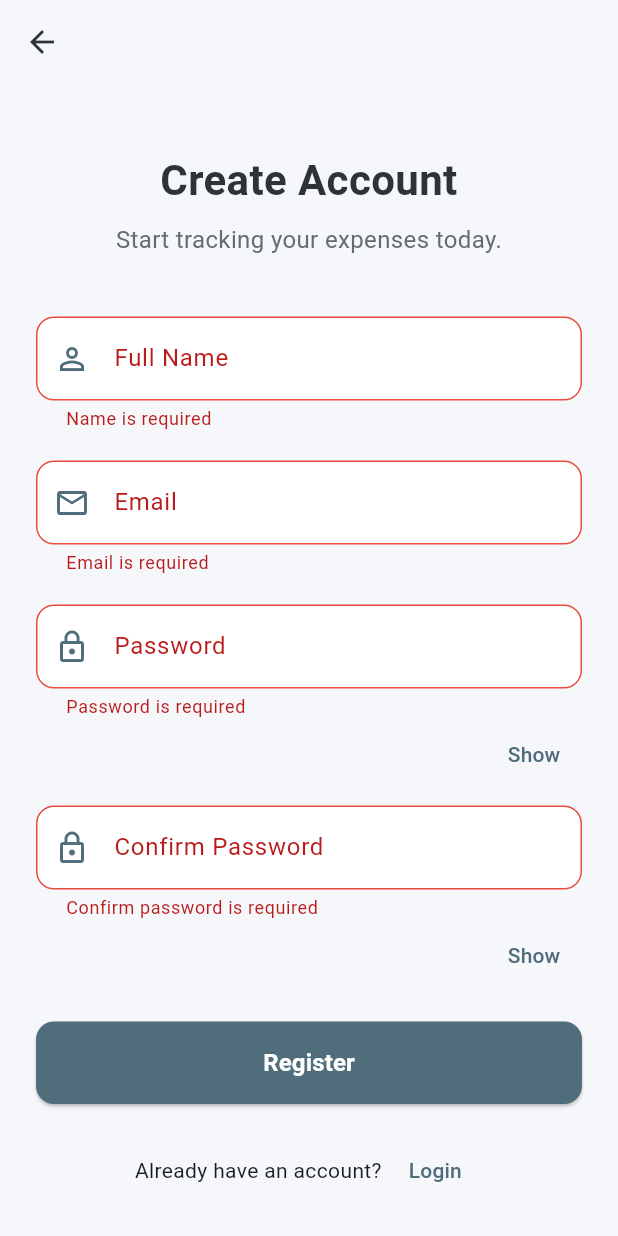
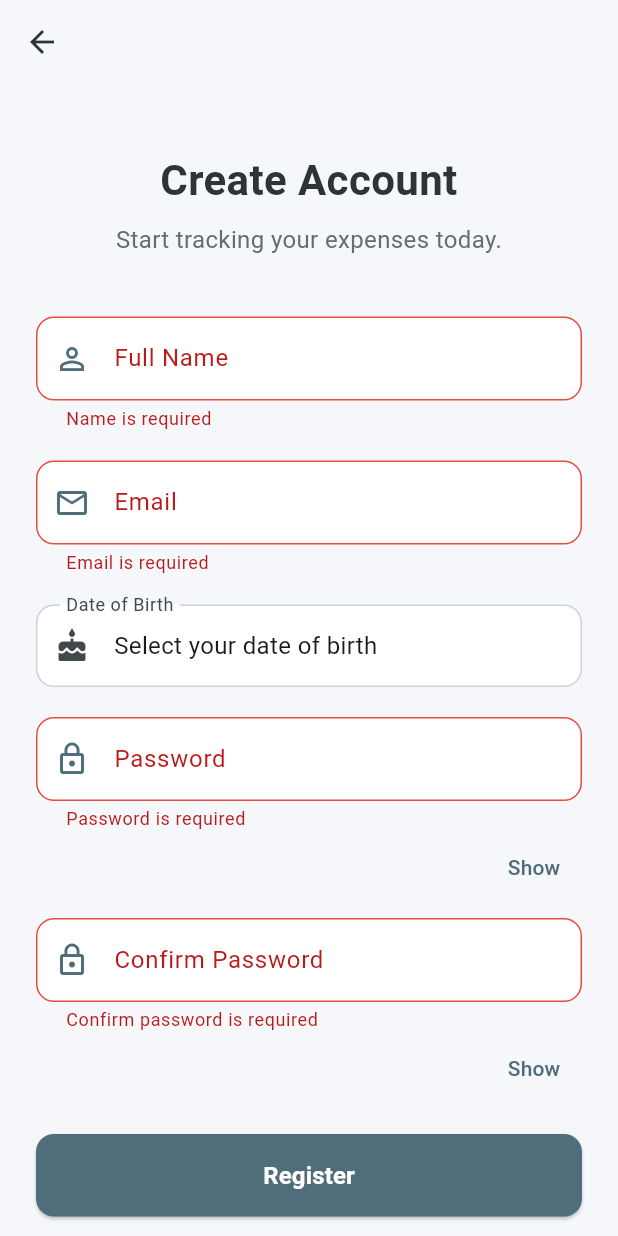
Before and after one commit to anukarki00011/ExpenseTracker, a Flutter app: the RegisterScreen screen opened by its route, after a tap on "Register", on a phone screen of 412 x 824 dp. Run offline on Flutter 3.47's test engine with Material 3 defaults, Android fonts, the phone set to English and light mode, and no system bars; our stand-ins replace cloud_firestore, firebase_auth, firebase_core, fl_chart; accounts and stored records are empty.

Commit message:
add regsitartion features

```diff
--- a/lib/models/user_model.dart
+++ b/lib/models/user_model.dart
@@ -5,12 +5,14 @@ class UserModel {
   final String name;
   final String email;
   final DateTime createdAt;
+  final DateTime? dob; // <-- added
 
   UserModel({
     required this.uid,
     required this.name,
     required this.email,
     required this.createdAt,
+    this.dob,
   });
 
   Map<String, dynamic> toMap() {
@@ -19,6 +21,7 @@ class UserModel {
       'name': name,
       'email': email,
       'createdAt': Timestamp.fromDate(createdAt),
+      'dob': dob != null ? Timestamp.fromDate(dob!) : null,
     };
   }
 
@@ -28,6 +31,17 @@ class UserModel {
       name: map['name'] ?? '',
       email: map['email'] ?? '',
       createdAt: _parseDate(map['createdAt']),
+      dob: map['dob'] != null ? _parseDate(map['dob']) : null,
+    );
+  }
+
+  UserModel copyWith({String? name, String? email}) {
+    return UserModel(
+      uid: uid,
+      name: name ?? this.name,
+      email: email ?? this.email,
+      createdAt: createdAt,
+      dob: dob,
     );
   }
 
@@ -40,16 +54,4 @@ class UserModel {
       return DateTime.now();
     }
   }
-
-  UserModel copyWith({
-    String? name,
-    String? email,
-  }) {
-    return UserModel(
-      uid: uid,
-      name: name ?? this.name,
-      email: email ?? this.email,
-      createdAt: createdAt,
-    );
-  }
 }
--- a/lib/screens/auth/register_screen.dart
+++ b/lib/screens/auth/register_screen.dart
@@ -23,6 +23,7 @@ class _RegisterScreenState extends State<RegisterScreen> {
   bool _obscurePassword = true;
   bool _obscureConfirmPassword = true;
   String? _errorMessage;
+  DateTime? _selectedDob;
 
   @override
   void dispose() {
@@ -33,16 +34,40 @@ class _RegisterScreenState extends State<RegisterScreen> {
     super.dispose();
   }
 
+  Future<void> _pickDob() async {
+    final now = DateTime.now();
+    final initialDate = DateTime(now.year - 20, now.month, now.day);
+    final date = await showDatePicker(
+      context: context,
+      initialDate: initialDate,
+      firstDate: DateTime(1900),
+      lastDate: now,
+    );
+    if (date != null) {
+      setState(() => _selectedDob = date);
+    }
+  }
+
   Future<void> _register() async {
     if (_formKey.currentState!.validate()) {
+      if (_selectedDob == null) {
+        setState(() => _errorMessage = 'Please select your date of birth');
+        return;
+      }
       final authProvider = Provider.of<AuthProvider>(context, listen: false);
       final success = await authProvider.register(
-        _nameController.text.trim(),
-        _emailController.text.trim(),
-        _passwordController.text,
+        name: _nameController.text.trim(),
+        email: _emailController.text.trim(),
+        password: _passwordController.text,
+        dob: _selectedDob!,
       );
       if (success) {
-        Navigator.pushReplacementNamed(context, AppRoutes.home);
+        ScaffoldMessenger.of(context).showSnackBar(
+          SnackBar(
+              content:
+                  Text(authProvider.infoMessage ?? 'Verification email sent')),
+        );
+        Navigator.pop(context);
       } else {
         setState(() {
           _errorMessage = authProvider.error;
@@ -106,6 +131,29 @@ class _RegisterScreenState extends State<RegisterScreen> {
                   keyboardType: TextInputType.emailAddress,
                   validator: Validators.email,
                   textInputAction: TextInputAction.next,
+                ),
+                const SizedBox(height: 20),
+                // Date of Birth
+                InkWell(
+                  onTap: _pickDob,
+                  child: InputDecorator(
+                    decoration: InputDecoration(
+                      labelText: 'Date of Birth',
+                      prefixIcon: const Icon(Icons.cake),
+                      filled: true,
+                      fillColor: Colors.white,
+                      border: OutlineInputBorder(
+                        borderRadius: BorderRadius.circular(12),
+                        borderSide: BorderSide.none,
+                      ),
+                    ),
+                    child: Text(
+                      _selectedDob == null
+                          ? 'Select your date of birth'
+                          : '${_selectedDob!.day}/${_selectedDob!.month}/${_selectedDob!.year}',
+                      style: const TextStyle(fontSize: 16),
+                    ),
+                  ),
                 ),
                 const SizedBox(height: 20),
                 CustomTextField(
--- a/pubspec.yaml
+++ b/pubspec.yaml
@@ -26,6 +26,8 @@ dependencies:
 
   # Utilities
   intl: ^0.18.0
+  nepali_utils: ^3.0.8
+  nepali_date_picker: ^6.0.2
 
 dev_dependencies:
   flutter_test:
```
Also changed, not shown: lib/providers/auth_provider.dart (+31 -6 lines), lib/screens/auth/login_screen.dart (+19 -1 lines), lib/services/auth_service.dart (+19 -10 lines), pubspec.lock.
